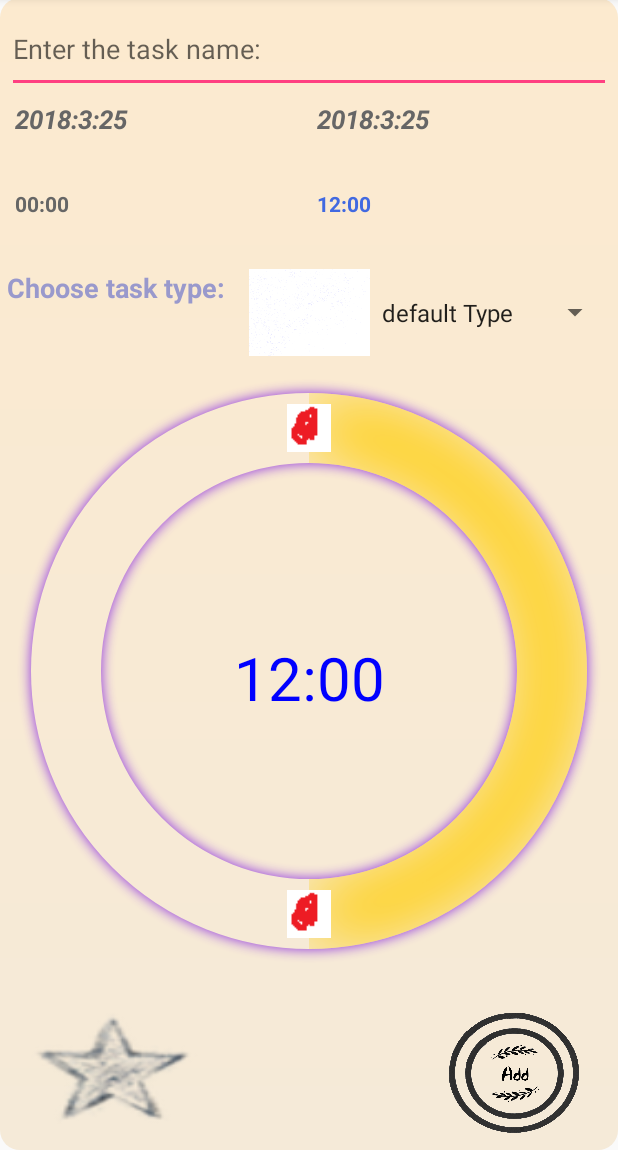
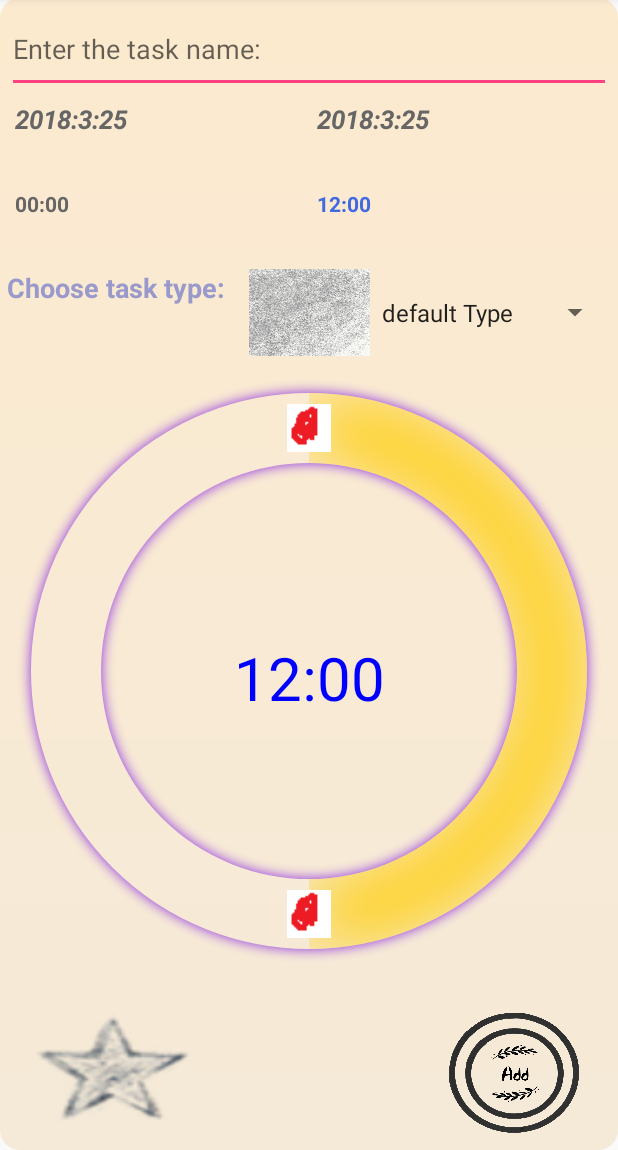
Before and after one commit to Vison-lin/TimeManager, an Android app: the SpecificTaskCreator screen opened directly, with no data from a screen before it, on a phone screen of 412 x 824 dp, the part 86-1236 px from its top. Run offline under Robolectric (Android 15) with nearby library versions, the phone set to English and light mode, and no system bars.

Commit message:
fixed default typeID.

```diff
--- a/app/src/main/java/com/doooge/timemanager/QuickAccessTaskAdapter.java
+++ b/app/src/main/java/com/doooge/timemanager/QuickAccessTaskAdapter.java
@@ -54,7 +54,7 @@ public class QuickAccessTaskAdapter extends BaseAdapter {
         int color =Integer.parseInt(task.getType().getColor());
         if(color==viewGroup.getResources().getColor(R.color.violet)){
             taskTypeBlock.setBackground(viewGroup.getResources().getDrawable(R.drawable.btn_bkdg_purple));
-        }else if(color==-1){
+        }else if(color==-6710836){
             taskTypeBlock.setBackground(viewGroup.getResources().getDrawable(R.drawable.btn_bkgd_default));
         }else if(color==viewGroup.getResources().getColor(R.color.green)){
             taskTypeBlock.setBackground(viewGroup.getResources().getDrawable(R.drawable.btn_bkgd_green));
--- a/app/src/main/java/com/doooge/timemanager/SettingPage/TypeCreator.java
+++ b/app/src/main/java/com/doooge/timemanager/SettingPage/TypeCreator.java
@@ -116,7 +116,6 @@ public class TypeCreator extends AppCompatActivity implements View.OnClickListen
                 break;
             case R.id.yellow_type:
                 reSetchoose();
-                System.out.println("==="+color);
                 color = getResources().getColor(R.color.yellow);
                 yellow.setBackground(getResources().getDrawable(R.drawable.btn_bkgd_yellow_choosed));
                 Toast.makeText(getApplicationContext(), "choose yellow success !", Toast.LENGTH_SHORT).show();
--- a/app/src/main/java/com/doooge/timemanager/SettingPage/TypeManagementAdapter.java
+++ b/app/src/main/java/com/doooge/timemanager/SettingPage/TypeManagementAdapter.java
@@ -40,7 +40,7 @@ public class TypeManagementAdapter extends ArrayAdapter<Type> {
         int color = Integer.parseInt(type.getColor());
         if(color==parent.getResources().getColor(R.color.violet)){
             typeButton.setBackground(parent.getResources().getDrawable(R.drawable.btn_bkdg_purple));
-        }else if(color==-1){
+        }else if(color==-6710836){
             typeButton.setBackground(parent.getResources().getDrawable(R.drawable.btn_bkgd_default));
         }else if(color==parent.getResources().getColor(R.color.green)){
             typeButton.setBackground(parent.getResources().getDrawable(R.drawable.btn_bkgd_green));
--- a/app/src/main/java/com/doooge/timemanager/SpecificTaskCreator.java
+++ b/app/src/main/java/com/doooge/timemanager/SpecificTaskCreator.java
@@ -302,7 +302,7 @@ public class SpecificTaskCreator extends AppCompatActivity {
         int color = Integer.parseInt(type.getColor());
         if(color==getResources().getColor(R.color.violet)){
             typeColor.setBackground(getResources().getDrawable(R.drawable.btn_bkdg_purple));
-        }else if(color==-1){
+        }else if(color==-6710836){
             typeColor.setBackground(getResources().getDrawable(R.drawable.btn_bkgd_default));
         }else if(color==getResources().getColor(R.color.green)){
             typeColor.setBackground(getResources().getDrawable(R.drawable.btn_bkgd_green));
--- a/app/src/main/java/com/doooge/timemanager/SpecificTaskOverviewAdapter.java
+++ b/app/src/main/java/com/doooge/timemanager/SpecificTaskOverviewAdapter.java
@@ -60,7 +60,7 @@ public class SpecificTaskOverviewAdapter extends BaseAdapter implements NumberPi
         int color =Integer.parseInt(specificTask.getType().getColor());
         if(color==viewGroup.getResources().getColor(R.color.violet)){
             taskType.setBackground(viewGroup.getResources().getDrawable(R.drawable.btn_bkdg_purple));
-        }else if(color==-1){
+        }else if(color==-6710836){
             taskType.setBackground(viewGroup.getResources().getDrawable(R.drawable.btn_bkgd_default));
         }else if(color==viewGroup.getResources().getColor(R.color.green)){
             taskType.setBackground(viewGroup.getResources().getDrawable(R.drawable.btn_bkgd_green));
--- a/app/src/main/java/com/doooge/timemanager/TimeBarView.java
+++ b/app/src/main/java/com/doooge/timemanager/TimeBarView.java
@@ -164,8 +164,6 @@ public class TimeBarView extends View {
 
     @Override
     public void onDraw(Canvas canvas) {
-        System.out.println("====!!!"+progressStart);
-        System.out.println("====@@@"+progressEnd);
 
         /**
          * draw the circle
```
